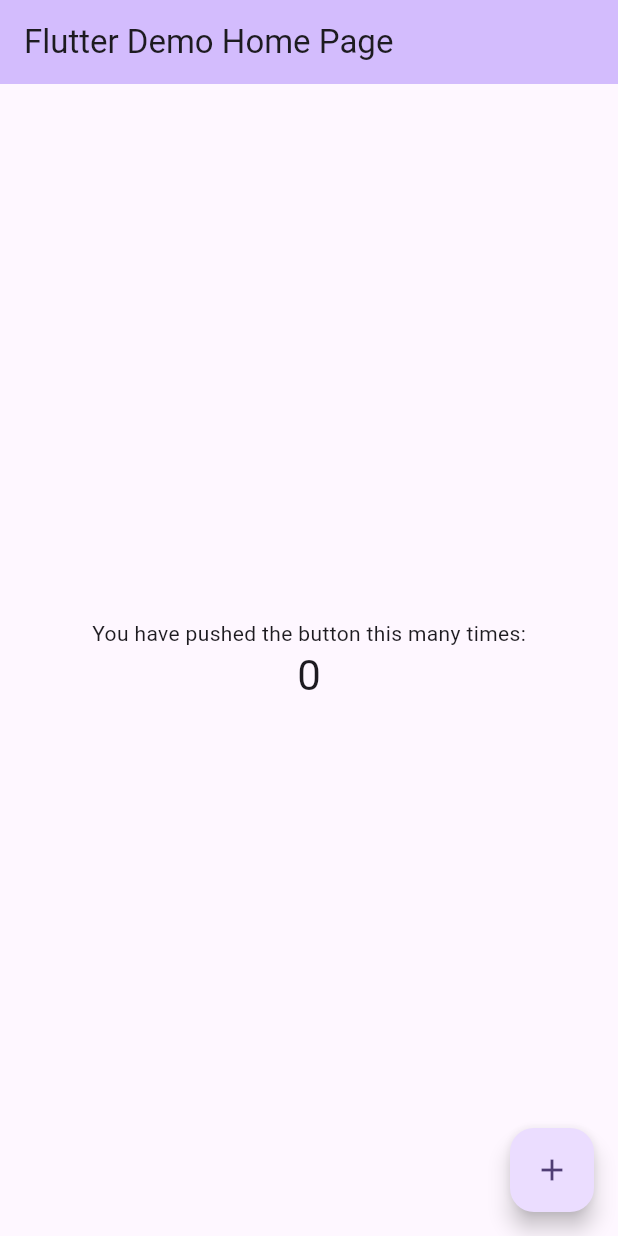
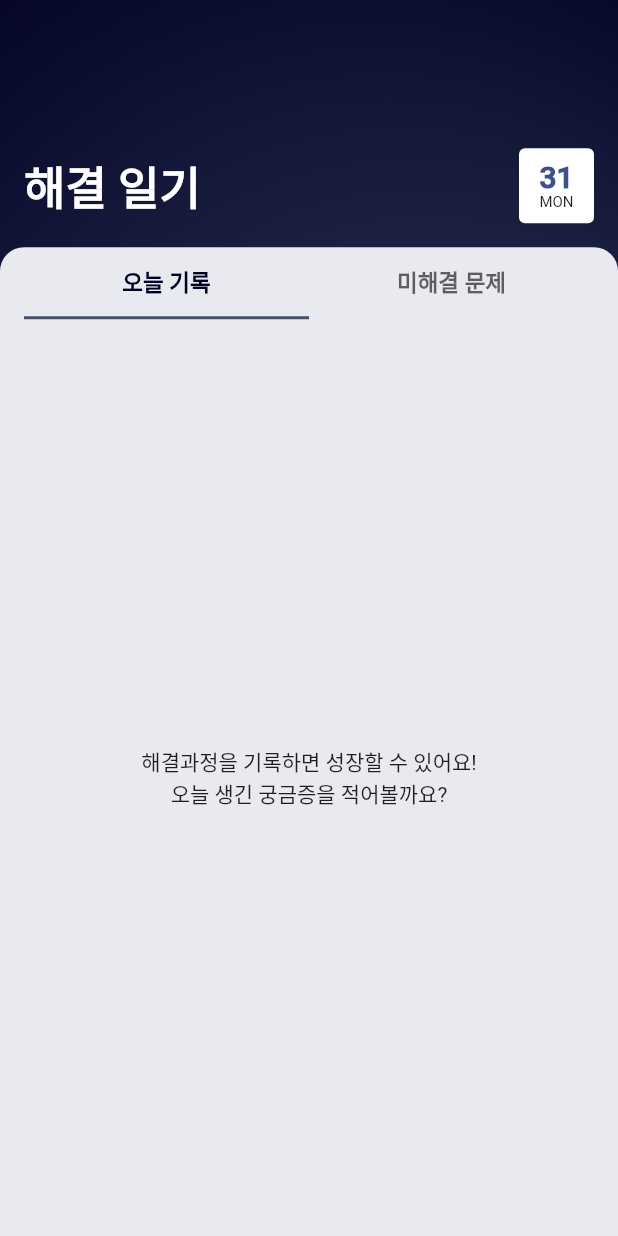
Before and after one commit to SangWook16074/refly, a Flutter app: the screen it shows after launch, on a phone screen of 412 x 824 dp. Run offline on Flutter 3.47's test engine with Material 3 defaults, Android fonts, the phone set to English and light mode, and no system bars.

Commit message:
Main UI 초기 화면 완성

```diff
--- /dev/null
+++ b/lib/core/extensions/date_extension.dart
@@ -0,0 +1,20 @@
+extension WeekdayExtension on DateTime {
+  String get getWeekday {
+    switch (weekday) {
+      case 1:
+        return "MON";
+      case 2:
+        return "TUE";
+      case 3:
+        return "WED";
+      case 4:
+        return "THUR";
+      case 5:
+        return "FRI";
+      case 6:
+        return "SAT";
+      default:
+        return "SUN";
+    }
+  }
+}
--- /dev/null
+++ b/lib/core/theme/app_theme.dart
@@ -0,0 +1,9 @@
+import 'package:flutter/material.dart';
+
+final lightTheme = ThemeData(
+    useMaterial3: false,
+    scaffoldBackgroundColor: const Color(0xffE9EAEF),
+    colorScheme: const ColorScheme.light(
+        primary: Color(0xff000025),
+        secondary: Color(0xff455168),
+        tertiary: Color(0xff3C518A)));
--- a/lib/main.dart
+++ b/lib/main.dart
@@ -1,4 +1,6 @@
 import 'package:flutter/material.dart';
+import 'package:solution_diary_app/core/theme/app_theme.dart';
+import 'package:solution_diary_app/src/ui/main_ui.dart';
 
 void main() {
   runApp(const MyApp());
@@ -7,119 +9,11 @@
 class MyApp extends StatelessWidget {
   const MyApp({super.key});
 
-  // This widget is the root of your application.
   @override
   Widget build(BuildContext context) {
     return MaterialApp(
-      title: 'Flutter Demo',
-      theme: ThemeData(
-        // This is the theme of your application.
-        //
-        // TRY THIS: Try running your application with "flutter run". You'll see
-        // the application has a purple toolbar. Then, without quitting the app,
-        // try changing the seedColor in the colorScheme below to Colors.green
-        // and then invoke "hot reload" (save your changes or press the "hot
-        // reload" button in a Flutter-supported IDE, or press "r" if you used
-        // the command line to start the app).
-        //
-        // Notice that the counter didn't reset back to zero; the application
-        // state is not lost during the reload. To reset the state, use hot
-        // restart instead.
-        //
-        // This works for code too, not just values: Most code changes can be
-        // tested with just a hot reload.
-        colorScheme: ColorScheme.fromSeed(seedColor: Colors.deepPurple),
-        useMaterial3: true,
-      ),
-      home: const MyHomePage(title: 'Flutter Demo Home Page'),
+      theme: lightTheme,
+      home: const MainUI(),
     );
   }
 }
-
-class MyHomePage extends StatefulWidget {
-  const MyHomePage({super.key, required this.title});
-
-  // This widget is the home page of your application. It is stateful, meaning
-  // that it has a State object (defined below) that contains fields that affect
-  // how it looks.
-
-  // This class is the configuration for the state. It holds the values (in this
-  // case the title) provided by the parent (in this case the App widget) and
-  // used by the build method of the State. Fields in a Widget subclass are
-  // always marked "final".
-
-  final String title;
-
-  @override
-  State<MyHomePage> createState() => _MyHomePageState();
-}
-
-class _MyHomePageState extends State<MyHomePage> {
-  int _counter = 0;
-
-  void _incrementCounter() {
-    setState(() {
-      // This call to setState tells the Flutter framework that something has
-      // changed in this State, which causes it to rerun the build method below
-      // so that the display can reflect the updated values. If we changed
-      // _counter without calling setState(), then the build method would not be
-      // called again, and so nothing would appear to happen.
-      _counter++;
-    });
-  }
-
-  @override
-  Widget build(BuildContext context) {
-    // This method is rerun every time setState is called, for instance as done
-    // by the _incrementCounter method above.
-    //
-    // The Flutter framework has been optimized to make rerunning build methods
-    // fast, so that you can just rebuild anything that needs updating rather
-    // than having to individually change instances of widgets.
-    return Scaffold(
-      appBar: AppBar(
-        // TRY THIS: Try changing the color here to a specific color (to
-        // Colors.amber, perhaps?) and trigger a hot reload to see the AppBar
-        // change color while the other colors stay the same.
-        backgroundColor: Theme.of(context).colorScheme.inversePrimary,
-        // Here we take the value from the MyHomePage object that was created by
-        // the App.build method, and use it to set our appbar title.
-        title: Text(widget.title),
-      ),
-      body: Center(
-        // Center is a layout widget. It takes a single child and positions it
-        // in the middle of the parent.
-        child: Column(
-          // Column is also a layout widget. It takes a list of children and
-          // arranges them vertically. By default, it sizes itself to fit its
-          // children horizontally, and tries to be as tall as its parent.
-          //
-          // Column has various properties to control how it sizes itself and
-          // how it positions its children. Here we use mainAxisAlignment to
-          // center the children vertically; the main axis here is the vertical
-          // axis because Columns are vertical (the cross axis would be
-          // horizontal).
-          //
-          // TRY THIS: Invoke "debug painting" (choose the "Toggle Debug Paint"
-          // action in the IDE, or press "p" in the console), to see the
-          // wireframe for each widget.
-          mainAxisAlignment: MainAxisAlignment.center,
-          children: <Widget>[
-            const Text(
-              'You have pushed the button this many times:',
-            ),
-            Text(
-              '$_counter',
-              style: Theme.of(context).textTheme.headlineMedium,
-            ),
-          ],
-        ),
-      ),
-      floatingActionButton: FloatingActionButton(
-        onPressed: _incrementCounter,
-        tooltip: 'Increment',
-        child: const Icon(Icons.add),
-      ), // This trailing comma makes auto-formatting nicer for build methods.
-    );
-  }
-}
--- /dev/null
+++ b/lib/src/ui/main_ui.dart
@@ -0,0 +1,95 @@
+import 'package:flutter/material.dart';
+import 'package:solution_diary_app/src/ui/problem/view/problem_view.dart';
+import 'package:solution_diary_app/src/ui/widgets/date_widget.dart';
+
+class MainUI extends StatelessWidget {
+  const MainUI({super.key});
+
+  @override
+  Widget build(BuildContext context) {
+    final size = MediaQuery.of(context).size;
+    final theme = Theme.of(context);
+    return Scaffold(
+        body: Stack(
+      children: [
+        Container(
+          height: size.height * 0.7,
+          decoration: BoxDecoration(
+              gradient: RadialGradient(
+                  focal: Alignment.bottomRight,
+                  radius: 1,
+                  colors: [
+                theme.colorScheme.secondary,
+                theme.colorScheme.primary,
+              ])),
+        ),
+        Column(
+          mainAxisAlignment: MainAxisAlignment.end,
+          children: [
+            Padding(
+              padding: const EdgeInsets.all(16.0),
+              child: Row(
+                mainAxisAlignment: MainAxisAlignment.spaceBetween,
+                children: [
+                  const Text(
+                    "해결 일기",
+                    style: TextStyle(
+                        fontFamily: "Roboto",
+                        color: Color(0xffffffff),
+                        fontWeight: FontWeight.bold,
+                        fontSize: 30),
+                  ),
+                  DateWidget(date: DateTime.now())
+                ],
+              ),
+            ),
+            Container(
+              height: size.height * 0.8,
+              decoration: BoxDecoration(
+                  borderRadius:
+                      const BorderRadius.vertical(top: Radius.circular(16.0)),
+                  color: theme.scaffoldBackgroundColor),
+              child: DefaultTabController(
+                  length: 2,
+                  child: Padding(
+                    padding: const EdgeInsets.symmetric(horizontal: 16),
+                    child: Column(
+                      children: [
+                        TabBar(
+                            unselectedLabelStyle: TextStyle(
+                              color: const Color(0xff000000).withOpacity(0.6),
+                              fontFamily: "Roboto",
+                              fontWeight: FontWeight.w600,
+                              fontSize: 15,
+                            ),
+                            labelStyle: TextStyle(
+                                color: theme.colorScheme.primary,
+                                fontFamily: "Roboto",
+                                fontWeight: FontWeight.w600,
+                                fontSize: 15),
+                            tabs: const [
+                              Tab(
+                                text: "오늘 기록",
+                              ),
+                              Tab(
+                                text: "미해결 문제",
+                              ),
+                            ]),
+                        Expanded(
+                          child: TabBarView(children: [
+                            const ProblemView(),
+                            Container(
+                              height: 20,
+                            ),
+                          ]),
+                        )
+                      ],
+                    ),
+                  )),
+            )
+          ],
+        )
+      ],
+    ));
+  }
+}
--- /dev/null
+++ b/lib/src/ui/problem/view/empty_view.dart
@@ -0,0 +1,14 @@
+import 'package:flutter/material.dart';
+
+class EmptyView extends StatelessWidget {
+  const EmptyView({super.key});
+
+  @override
+  Widget build(BuildContext context) {
+    return const Center(
+        child: Text(
+      "해결과정을 기록하면 성장할 수 있어요!\n오늘 생긴 궁금증을 적어볼까요?",
+      textAlign: TextAlign.center,
+    ));
+  }
+}
--- /dev/null
+++ b/lib/src/ui/problem/view/problem_view.dart
@@ -0,0 +1,11 @@
+import 'package:flutter/material.dart';
+import 'package:solution_diary_app/src/ui/problem/view/empty_view.dart';
+
+class ProblemView extends StatelessWidget {
+  const ProblemView({super.key});
+
+  @override
+  Widget build(BuildContext context) {
+    return const EmptyView();
+  }
+}
--- /dev/null
+++ b/lib/src/ui/widgets/date_widget.dart
@@ -0,0 +1,40 @@
+import 'package:flutter/material.dart';
+import 'package:solution_diary_app/core/extensions/date_extension.dart';
+
+/// 날짜를 표시하는 위젯
+class DateWidget extends StatelessWidget {
+  final DateTime date;
+  const DateWidget({super.key, required this.date});
+
+  @override
+  Widget build(BuildContext context) {
+    final colorScheme = Theme.of(context).colorScheme;
+    return Container(
+      width: 50,
+      height: 50,
+      decoration: BoxDecoration(
+        borderRadius: BorderRadius.circular(4),
+        color: const Color(0xffffffff),
+      ),
+      alignment: Alignment.center,
+      child: Column(
+        mainAxisSize: MainAxisSize.min,
+        children: [
+          Text(
+            date.day.toString(),
+            style: TextStyle(
+              fontFamily: "Roboto",
+              fontSize: 20,
+              fontWeight: FontWeight.w700,
+              color: colorScheme.tertiary,
+            ),
+          ),
+          Text(
+            date.getWeekday,
+            style: const TextStyle(fontFamily: "Roboto", fontSize: 10),
+          )
+        ],
+      ),
+    );
+  }
+}
```
Also changed, not shown: pubspec.yaml (+6 -6 lines), assets/fonts/Roboto-Medium.ttf (added), assets/fonts/Roboto-Regular.ttf (added).
